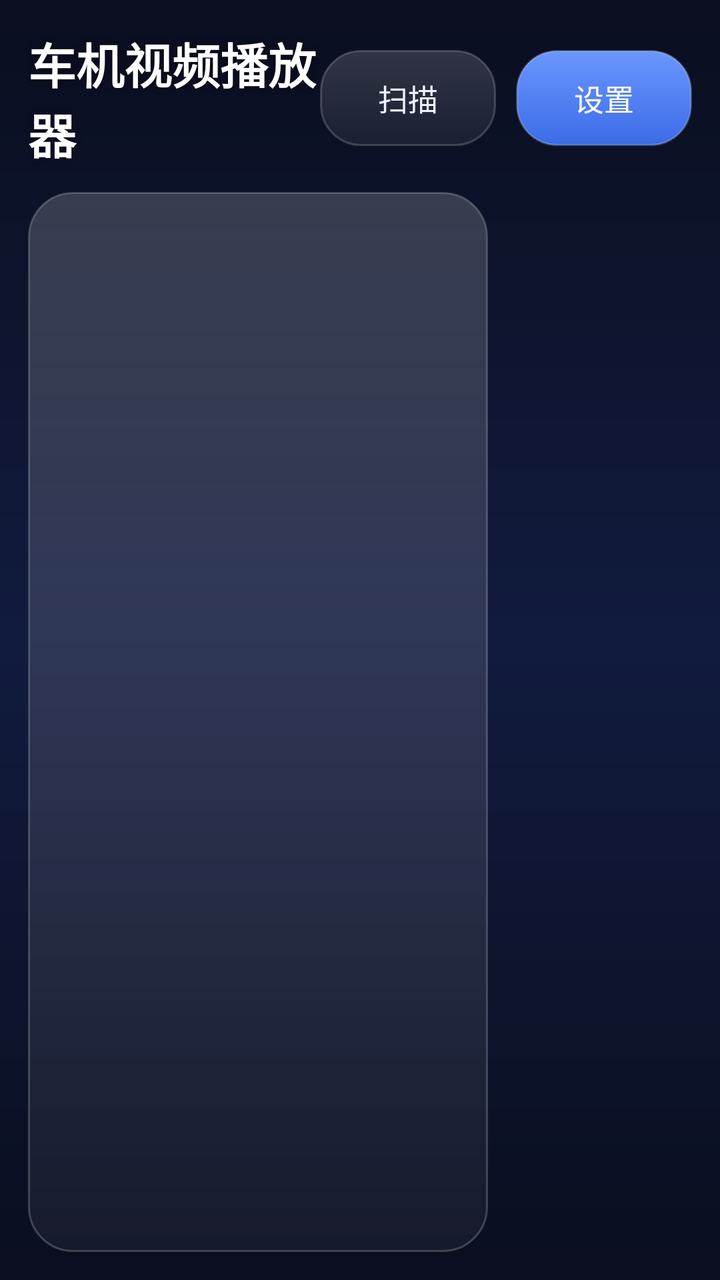
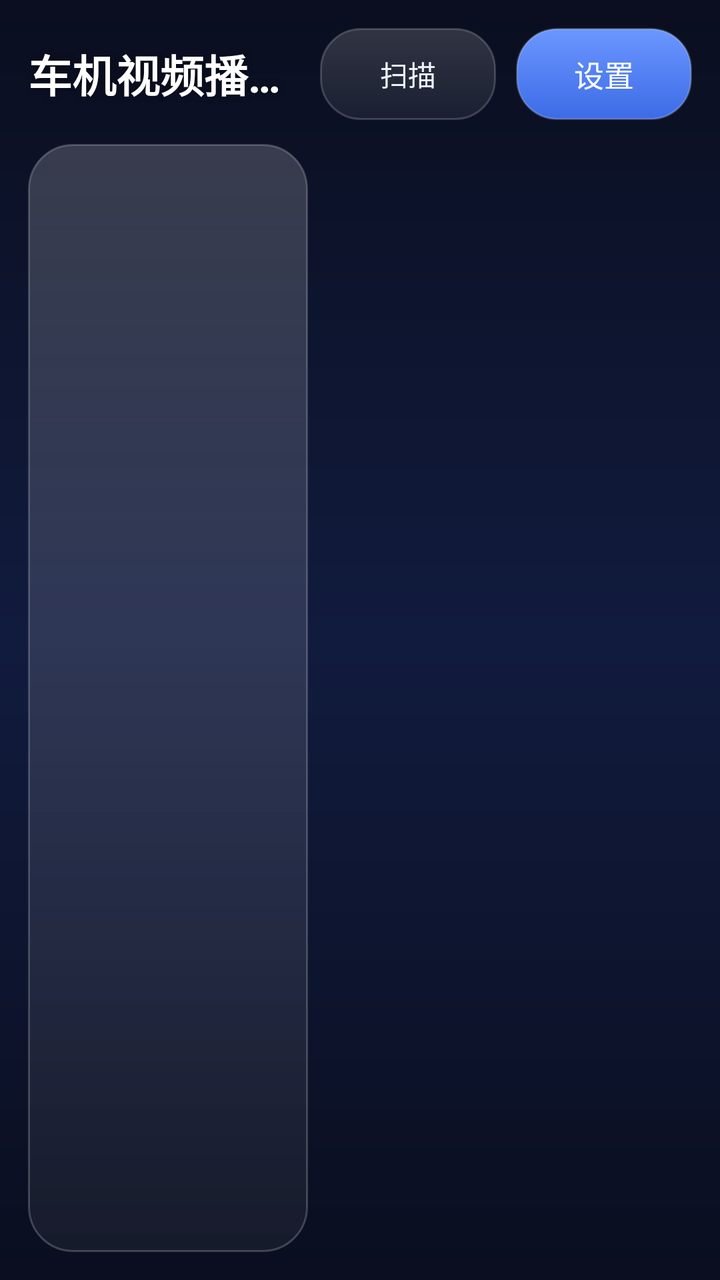

Compare the two renders of this Android layout. The source of the first and the diff that turns it into the second are given below.
<!-- AndroidManifest.xml: application theme Theme.MyApplication -->
<!-- res/layout/activity_main.xml -->
<?xml version="1.0" encoding="utf-8"?>
<LinearLayout xmlns:android="http://schemas.android.com/apk/res/android"
    android:layout_width="match_parent"
    android:layout_height="match_parent"
    android:orientation="vertical"
    android:padding="14dp">

    
    <LinearLayout
        android:layout_width="match_parent"
        android:layout_height="wrap_content"
        android:gravity="center_vertical"
        android:orientation="horizontal"
        android:paddingBottom="12dp">

        <TextView
            android:layout_width="0dp"
            android:layout_height="wrap_content"
            android:layout_weight="1"
            android:text="@string/app_name"
            android:textColor="#FFFFFF"
            android:textSize="24sp"
            android:textStyle="bold"
            android:shadowColor="#66000000"
            android:shadowRadius="8" />

        <Button
            android:id="@+id/btn_scan"
            android:layout_width="wrap_content"
            android:layout_height="48dp"
            android:layout_marginEnd="10dp"
            android:background="@drawable/glass_button"
            android:paddingStart="22dp"
            android:paddingEnd="22dp"
            android:text="扫描"
            android:textColor="#EDF2FB"
            android:textSize="15sp" />

        <Button
            android:id="@+id/btn_settings"
            android:layout_width="wrap_content"
            android:layout_height="48dp"
            android:background="@drawable/glass_button_accent"
            android:paddingStart="22dp"
            android:paddingEnd="22dp"
            android:text="设置"
            android:textColor="#FFFFFF"
            android:textSize="15sp" />
    </LinearLayout>

    <LinearLayout
        android:layout_width="match_parent"
        android:layout_height="0dp"
        android:layout_weight="1"
        android:orientation="horizontal">

        
        <ListView
            android:id="@+id/category_list"
            android:layout_width="230dp"
            android:layout_height="match_parent"
            android:layout_marginEnd="12dp"
            android:background="@drawable/glass_panel"
            android:choiceMode="singleChoice"
            android:divider="@android:color/transparent"
            android:dividerHeight="2dp"
            android:listSelector="@drawable/glass_item_selector"
            android:padding="8dp" />

        <FrameLayout
            android:layout_width="0dp"
            android:layout_height="match_parent"
            android:layout_weight="1">

            <ListView
                android:id="@+id/video_list"
                android:layout_width="match_parent"
                android:layout_height="match_parent"
                android:divider="@android:color/transparent"
                android:dividerHeight="10dp"
                android:clipToPadding="false"
                android:paddingBottom="10dp" />

            <TextView
                android:id="@+id/empty_text"
                android:layout_width="match_parent"
                android:layout_height="match_parent"
                android:gravity="center"
                android:lineSpacingExtra="6dp"
                android:text="暂无视频\n\n请在「设置」中添加视频源文件夹（含 U 盘）"
                android:textColor="#8E9AB2"
                android:textSize="16sp"
                android:visibility="gone" />
        </FrameLayout>
    </LinearLayout>
</LinearLayout>
<!-- resources referenced by this layout -->
<resources>
  <!-- drawable glass_button (drawable) -->
  <?xml version="1.0" encoding="utf-8"?>
  <selector xmlns:android="http://schemas.android.com/apk/res/android">
      <item android:state_pressed="true">
          <shape android:shape="rectangle">
              <gradient
                  android:angle="270"
                  android:startColor="#45FFFFFF"
                  android:endColor="#22FFFFFF" />
              <stroke
                  android:width="1dp"
                  android:color="#4DFFFFFF" />
              <corners android:radius="20dp" />
          </shape>
      </item>
      <item>
          <shape android:shape="rectangle">
              <gradient
                  android:angle="270"
                  android:startColor="#28FFFFFF"
                  android:endColor="#10FFFFFF" />
              <stroke
                  android:width="1dp"
                  android:color="#2EFFFFFF" />
              <corners android:radius="20dp" />
          </shape>
      </item>
  </selector>
  <!-- drawable glass_button_accent (drawable) -->
  <?xml version="1.0" encoding="utf-8"?>
  <selector xmlns:android="http://schemas.android.com/apk/res/android">
      <item android:state_pressed="true">
          <shape android:shape="rectangle">
              <gradient
                  android:angle="270"
                  android:startColor="#7DA8FF"
                  android:endColor="#4A76EC" />
              <stroke
                  android:width="1dp"
                  android:color="#59FFFFFF" />
              <corners android:radius="20dp" />
          </shape>
      </item>
      <item>
          <shape android:shape="rectangle">
              <gradient
                  android:angle="270"
                  android:startColor="#6A97FF"
                  android:endColor="#3D6BE6" />
              <stroke
                  android:width="1dp"
                  android:color="#33FFFFFF" />
              <corners android:radius="20dp" />
          </shape>
      </item>
  </selector>
  <!-- drawable glass_panel (drawable) -->
  <?xml version="1.0" encoding="utf-8"?>
  <shape xmlns:android="http://schemas.android.com/apk/res/android"
      android:shape="rectangle">
      <gradient
          android:angle="270"
          android:startColor="#2EFFFFFF"
          android:endColor="#0CFFFFFF" />
      <stroke
          android:width="1dp"
          android:color="#33FFFFFF" />
      <corners android:radius="22dp" />
  </shape>
  <string name="app_name">车机视频播放器</string>
  <style name="Theme.MyApplication" parent="android:Theme.Material.NoActionBar">
          <item name="android:windowBackground">@drawable/bg_window</item>
          <item name="android:statusBarColor">#66000000</item>
          <item name="android:navigationBarColor">#66000000</item>
      </style>
  <!-- drawable bg_window (drawable) -->
  <?xml version="1.0" encoding="utf-8"?>
  <shape xmlns:android="http://schemas.android.com/apk/res/android"
      android:shape="rectangle">
      <gradient
          android:angle="270"
          android:startColor="#0A0E1F"
          android:centerColor="#111B3E"
          android:endColor="#0A0E1F" />
  </shape>
  <!-- unchanged entries left out for length: 1 -->
</resources>

<!-- the commit's change to res/layout/activity_main.xml (unified diff, before → after) -->
@@ -3,6 +3,7 @@
     android:layout_width="match_parent"
     android:layout_height="match_parent"
     android:orientation="vertical"
+    android:fitsSystemWindows="true"
     android:padding="14dp">
 
     
@@ -17,9 +18,12 @@
             android:layout_width="0dp"
             android:layout_height="wrap_content"
             android:layout_weight="1"
+            android:ellipsize="end"
+            android:minWidth="0dp"
+            android:singleLine="true"
             android:text="@string/app_name"
             android:textColor="#FFFFFF"
-            android:textSize="24sp"
+            android:textSize="22sp"
             android:textStyle="bold"
             android:shadowColor="#66000000"
             android:shadowRadius="8" />
@@ -27,22 +31,22 @@
         <Button
             android:id="@+id/btn_scan"
             android:layout_width="wrap_content"
-            android:layout_height="48dp"
+            android:layout_height="46dp"
             android:layout_marginEnd="10dp"
             android:background="@drawable/glass_button"
-            android:paddingStart="22dp"
-            android:paddingEnd="22dp"
+            android:paddingStart="16dp"
+            android:paddingEnd="16dp"
             android:text="扫描"
             android:textColor="#EDF2FB"
-            android:textSize="15sp" />
+            android:textSize="14sp" />
 
         <Button
             android:id="@+id/btn_settings"
             android:layout_width="wrap_content"
-            android:layout_height="48dp"
+            android:layout_height="46dp"
             android:background="@drawable/glass_button_accent"
-            android:paddingStart="22dp"
-            android:paddingEnd="22dp"
+            android:paddingStart="16dp"
+            android:paddingEnd="16dp"
             android:text="设置"
             android:textColor="#FFFFFF"
             android:textSize="15sp" />
@@ -57,7 +61,7 @@
         
         <ListView
             android:id="@+id/category_list"
-            android:layout_width="230dp"
+            android:layout_width="@dimen/category_panel_width"
             android:layout_height="match_parent"
             android:layout_marginEnd="12dp"
             android:background="@drawable/glass_panel"
<!-- resource entries referenced after the edit -->
@@ -1,5 +1,6 @@
 <!-- resources referenced by this layout -->
 <resources>
+  <dimen name="category_panel_width">140dp</dimen>
   <!-- drawable glass_button (drawable) -->
   <?xml version="1.0" encoding="utf-8"?>
   <selector xmlns:android="http://schemas.android.com/apk/res/android">
